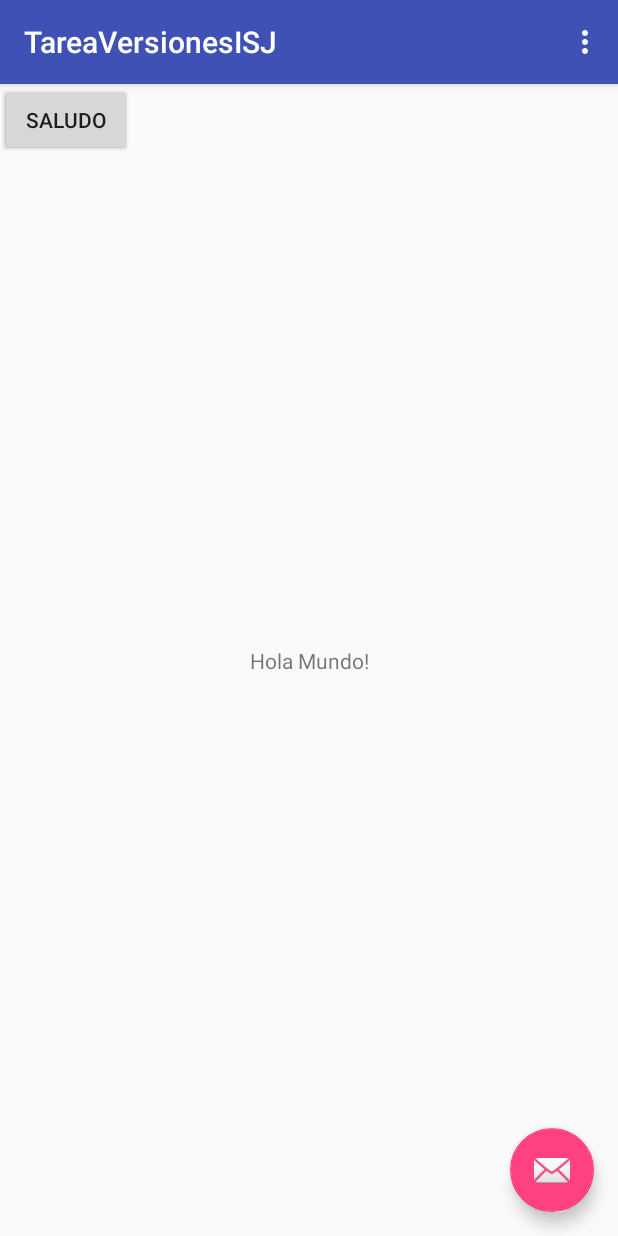
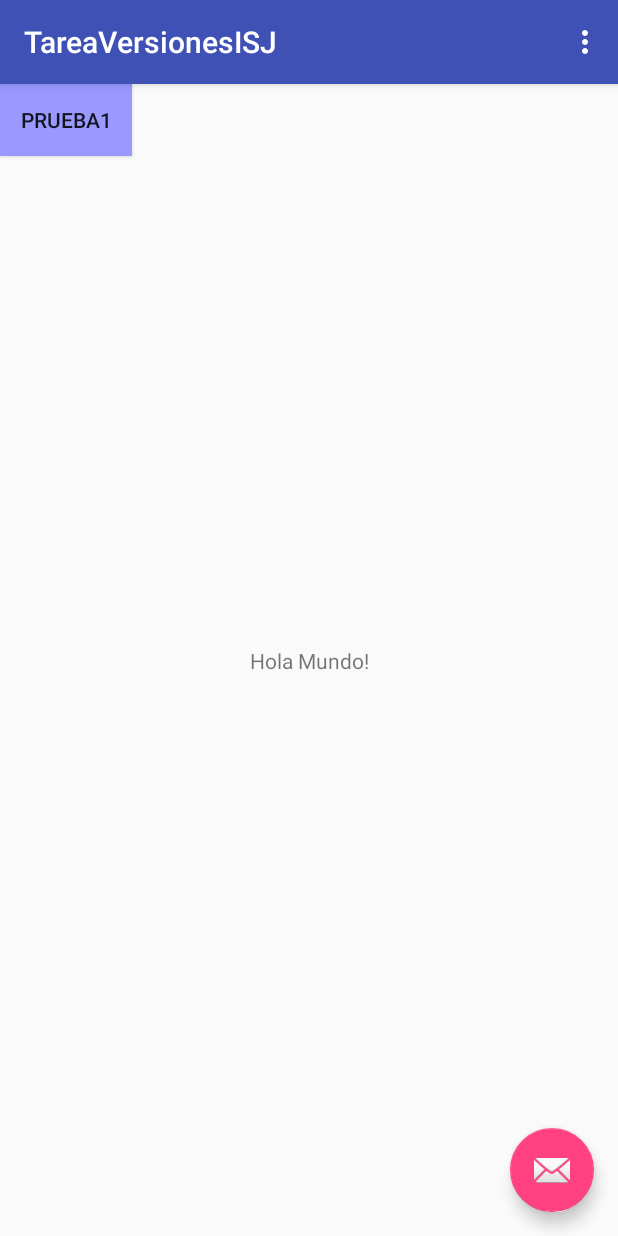
Before and after one commit to umadara86/TareaVersionesISJ, an Android app: the screen it shows after launch (MainActivity), on a phone screen of 412 x 824 dp. Run offline under Robolectric (Android 15) with nearby library versions, the phone set to English and light mode, and no system bars.

Commit message:
Prueba 1 terminada

```diff
--- a/app/src/main/res/layout/content_main.xml
+++ b/app/src/main/res/layout/content_main.xml
@@ -34,4 +34,13 @@
         tools:layout_editor_absoluteX="147dp"
         tools:layout_editor_absoluteY="367dp" />
 
+    <Button
+        android:id="@+id/button3"
+        android:layout_width="wrap_content"
+        android:layout_height="wrap_content"
+        android:background="@color/azul"
+        android:text="Prueba1"
+        tools:layout_editor_absoluteX="254dp"
+        tools:layout_editor_absoluteY="299dp" />
+
 </android.support.constraint.ConstraintLayout>
--- a/app/src/main/res/values/colors.xml
+++ b/app/src/main/res/values/colors.xml
@@ -3,5 +3,5 @@
     <color name="colorPrimary">#3F51B5</color>
     <color name="colorPrimaryDark">#303F9F</color>
     <color name="colorAccent">#FF4081</color>
-    <color name="azul">#0000aa</color>
+    <color name="azul"> #9999ff</color>
 </resources>
```
